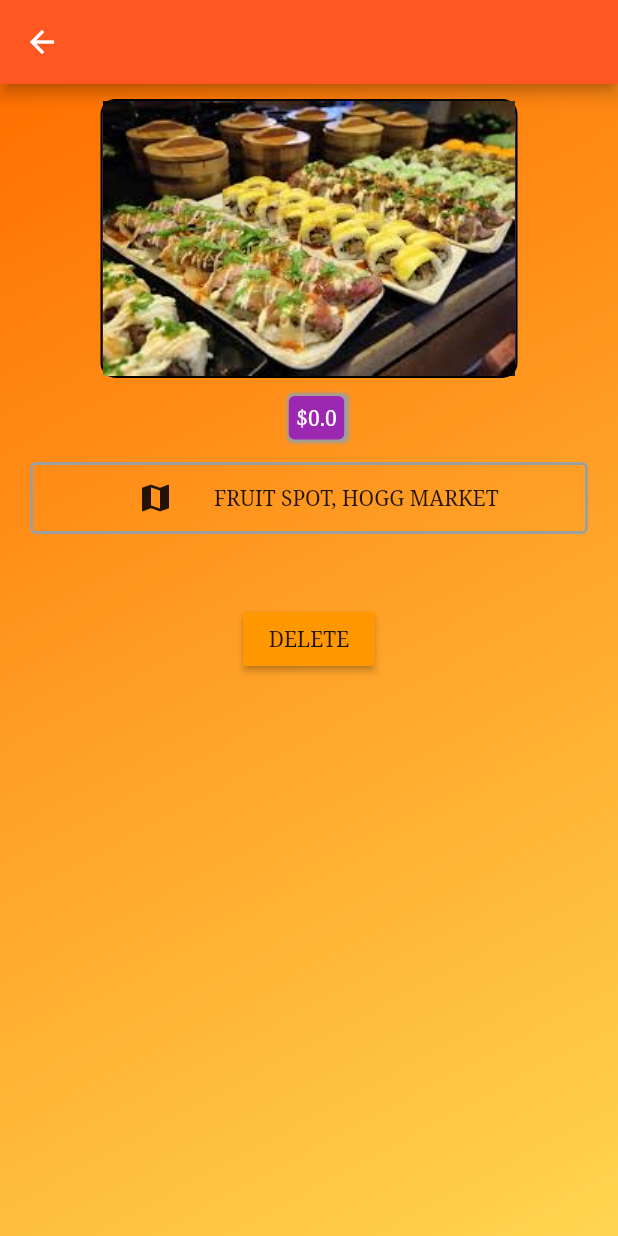
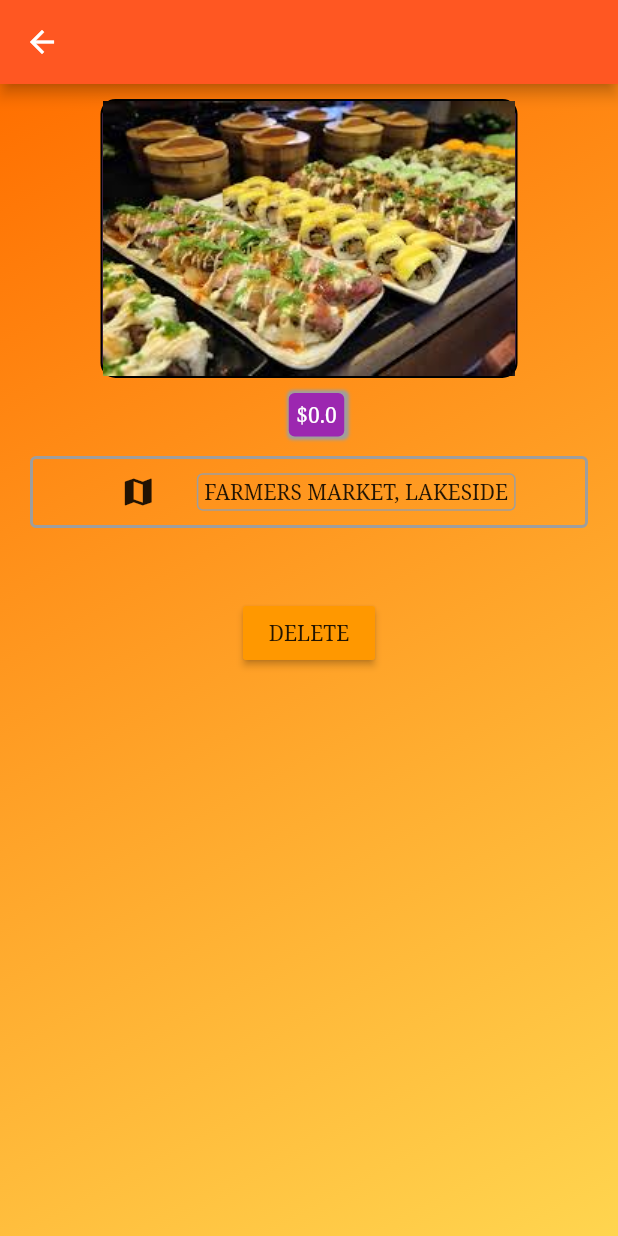
Before and after one commit to anantakrroy/FlutterDevelopment, a Flutter app: the ProductManage screen opened by its route, after a tap on "Create", after a tap on the "info" icon, on a phone screen of 412 x 824 dp. Run offline on Flutter 3.47's test engine with Material 2 defaults, Android fonts, the phone set to English and light mode, and no system bars; our stand-ins replace sqflite, validators; accounts and stored records are empty.

Commit message:
Refactored code to specific widgets

```diff
--- a/easylist/lib/pages/productdetail.dart
+++ b/easylist/lib/pages/productdetail.dart
@@ -1,3 +1,5 @@
+import 'package:easylist/pages/ui_elements/title_default.dart';
+import 'package:easylist/pages/widgets/address_tag.dart';
 import 'package:flutter/cupertino.dart';
 import 'package:flutter/material.dart';
 import 'dart:async';
@@ -78,13 +80,7 @@ class ProductDetail extends StatelessWidget {
                   child: Row(
                     mainAxisAlignment: MainAxisAlignment.center,
                     children: <Widget>[
-                      Text(
-                        title,
-                        style: TextStyle(
-                            fontFamily: 'NotoSerif',
-                            fontWeight: FontWeight.w700,
-                            fontSize: 24.0),
-                      ),
+                      TitleDefault(title),
                       SizedBox(
                         width: 10.0,
                       ),
@@ -134,10 +130,7 @@ class ProductDetail extends StatelessWidget {
                       SizedBox(
                         width: 15.0,
                       ),
-                      Text(
-                        'FRUIT SPOT, HOGG MARKET',
-                        style: TextStyle(fontFamily: 'NotoSerif'),
-                      ),
+                      AddressTag("FARMERS MARKET, LAKESIDE"),
                     ],
                   ),
                 ),
--- /dev/null
+++ b/easylist/lib/pages/ui_elements/title_default.dart
@@ -0,0 +1,17 @@
+import 'package:flutter/material.dart';
+
+class TitleDefault extends StatelessWidget {
+  String title;
+
+  TitleDefault(this.title);
+
+  @override
+  Widget build(BuildContext context) {
+    // TODO: implement build
+    return Text(
+      title,
+      style: TextStyle(
+          fontSize: 18.0, fontFamily: 'NotoSerif', fontWeight: FontWeight.w900),
+    );
+  }
+}
--- /dev/null
+++ b/easylist/lib/pages/widgets/address_tag.dart
@@ -0,0 +1,23 @@
+import 'package:flutter/material.dart';
+
+class AddressTag extends StatelessWidget {
+
+  String address;
+
+  AddressTag(this.address);
+
+  @override
+  Widget build(BuildContext context) {
+    // TODO: implement build
+    return DecoratedBox(
+            decoration: BoxDecoration(
+              border: Border.all(color: Colors.grey, width: 1.0),
+              borderRadius: BorderRadius.circular(4.0),
+            ),
+            child: Padding(
+                padding: EdgeInsets.symmetric(horizontal: 5.0, vertical: 3.0),
+                child: Text(address)),
+          );
+  }
+
+}
--- /dev/null
+++ b/easylist/lib/pages/widgets/product_card.dart
@@ -0,0 +1,71 @@
+import 'package:easylist/pages/ui_elements/title_default.dart';
+import 'package:easylist/pages/widgets/address_tag.dart';
+import 'package:flutter/material.dart';
+import './price_tag.dart';
+
+class ProductCard extends StatelessWidget {
+  Map<String, dynamic> product = {};
+
+  int prodIndex = 0;
+
+  ProductCard(this.product, this.prodIndex);
+
+  @override
+  Widget build(BuildContext context) {
+    // TODO: implement build
+    return Card(
+      margin: EdgeInsets.all(10.0),
+      child: Column(
+        children: <Widget>[
+          Container(
+            child: Image.asset(product["image"]),
+            margin: EdgeInsets.all(5.0),
+            decoration: BoxDecoration(
+              border: Border.all(width: 4.0),
+              boxShadow: [
+                BoxShadow(
+                    color: Colors.yellow,
+                    offset: new Offset(5.0, 5.0),
+                    blurRadius: 0.5,
+                    spreadRadius: 0.5)
+              ],
+            ),
+          ),
+          Row(
+            mainAxisAlignment: MainAxisAlignment.center,
+            children: <Widget>[
+              Container(
+                padding: EdgeInsets.symmetric(horizontal: 5.0, vertical: 15.0),
+                child: TitleDefault(product['title']),
+              ),
+              SizedBox(
+                width: 20.0,
+              ),
+              PriceTag(product['price']),
+            ],
+          ),
+          AddressTag("FARMERS MARKET, LAKESIDE"),
+          ButtonBar(
+            alignment: MainAxisAlignment.center,
+            children: <Widget>[
+              IconButton(
+                icon: Icon(Icons.info),
+                color: Colors.blue,
+                splashColor: Colors.blueAccent,
+                onPressed: () => Navigator.pushNamed<bool>(
+                    context, '/product/' + prodIndex.toString()),
+              ),
+              IconButton(
+                icon: Icon(Icons.favorite_border),
+                color: Colors.red,
+                splashColor: Colors.redAccent,
+                onPressed: () {},
+              )
+            ],
+          )
+        ],
+      ),
+    );
+    ;
+  }
+}
--- a/easylist/lib/pages/widgets/products.dart
+++ b/easylist/lib/pages/widgets/products.dart
@@ -1,4 +1,4 @@
-import 'package:easylist/pages/widgets/price_tag.dart';
+import 'package:easylist/pages/widgets/product_card.dart';
 import 'package:flutter/material.dart';
 
 class Products extends StatelessWidget {
@@ -19,75 +19,7 @@ class Products extends StatelessWidget {
     if (products.length > 0) {
       productCard = ListView.builder(
         itemBuilder: (BuildContext context, int index) {
-          return Card(
-            margin: EdgeInsets.all(10.0),
-            child: Column(
-              children: <Widget>[
-                Container(
-                  child: Image.asset(products[index]["image"]),
-                  margin: EdgeInsets.all(5.0),
-                  decoration: BoxDecoration(
-                    border: Border.all(width: 4.0),
-                    boxShadow: [
-                      BoxShadow(
-                          color: Colors.yellow,
-                          offset: new Offset(5.0, 5.0),
-                          blurRadius: 0.5,
-                          spreadRadius: 0.5)
-                    ],
-                  ),
-                ),
-                Row(
-                  mainAxisAlignment: MainAxisAlignment.center,
-                  children: <Widget>[
-                    Container(
-                      padding:
-                          EdgeInsets.symmetric(horizontal: 5.0, vertical: 15.0),
-                      child: Text(
-                        products[index]["title"],
-                        style: TextStyle(
-                            fontSize: 18.0,
-                            fontFamily: 'NotoSerif',
-                            fontWeight: FontWeight.w900),
-                      ),
-                    ),
-                    SizedBox(
-                      width: 20.0,
-                    ),
-                    PriceTag(products[index]['price']),
-                  ],
-                ),
-                DecoratedBox(
-                  decoration: BoxDecoration(
-                    border: Border.all(color: Colors.grey, width: 1.0),
-                    borderRadius: BorderRadius.circular(4.0),
-                  ),
-                  child: Padding(
-                      padding:
-                          EdgeInsets.symmetric(horizontal: 5.0, vertical: 3.0),
-                      child: Text("FARMERS MARKET, LAKESIDE")),
-                ),
-                ButtonBar(
-                  alignment: MainAxisAlignment.center,
-                  children: <Widget>[
-                    IconButton(
-                      icon: Icon(Icons.info),
-                      color: Colors.blue,
-                      splashColor: Colors.blueAccent,
-                      onPressed: () => Navigator.pushNamed<bool>(
-                          context, '/product/' + index.toString()),
-                    ),
-                    IconButton(
-                      icon: Icon(Icons.favorite_border),
-                      color: Colors.red,
-                      splashColor: Colors.redAccent,
-                      onPressed: () {},
-                    )
-                  ],
-                )
-              ],
-            ),
-          );
+          return ProductCard(products[index], index);
         },
         itemCount: products.length,
       );
```
